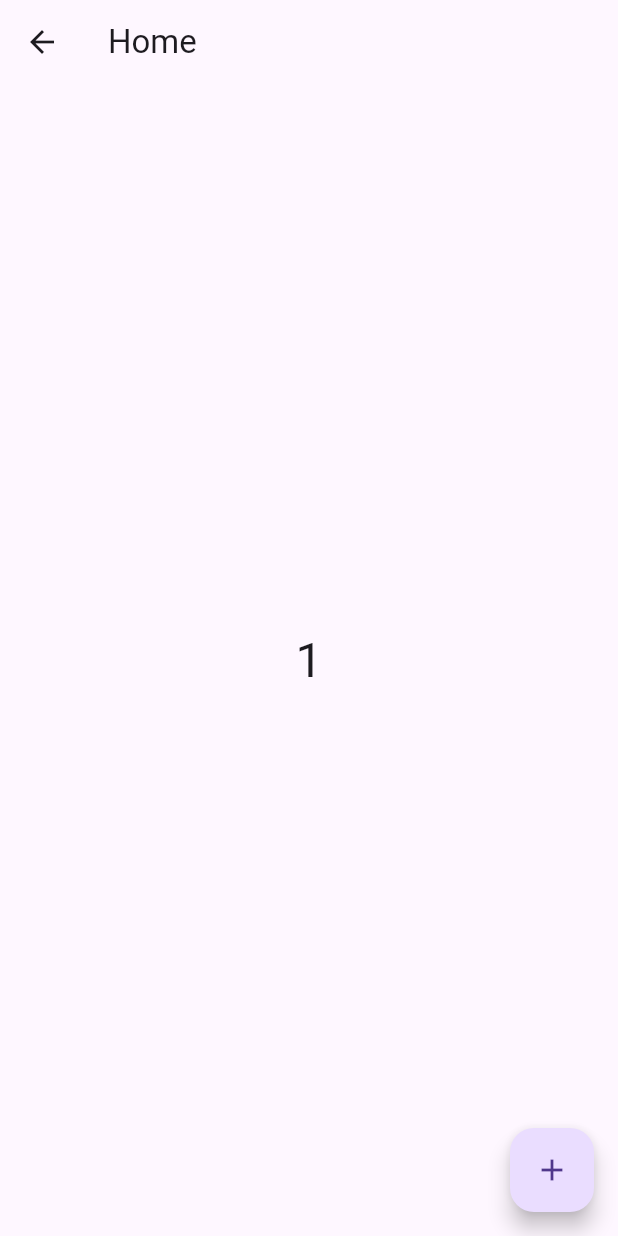
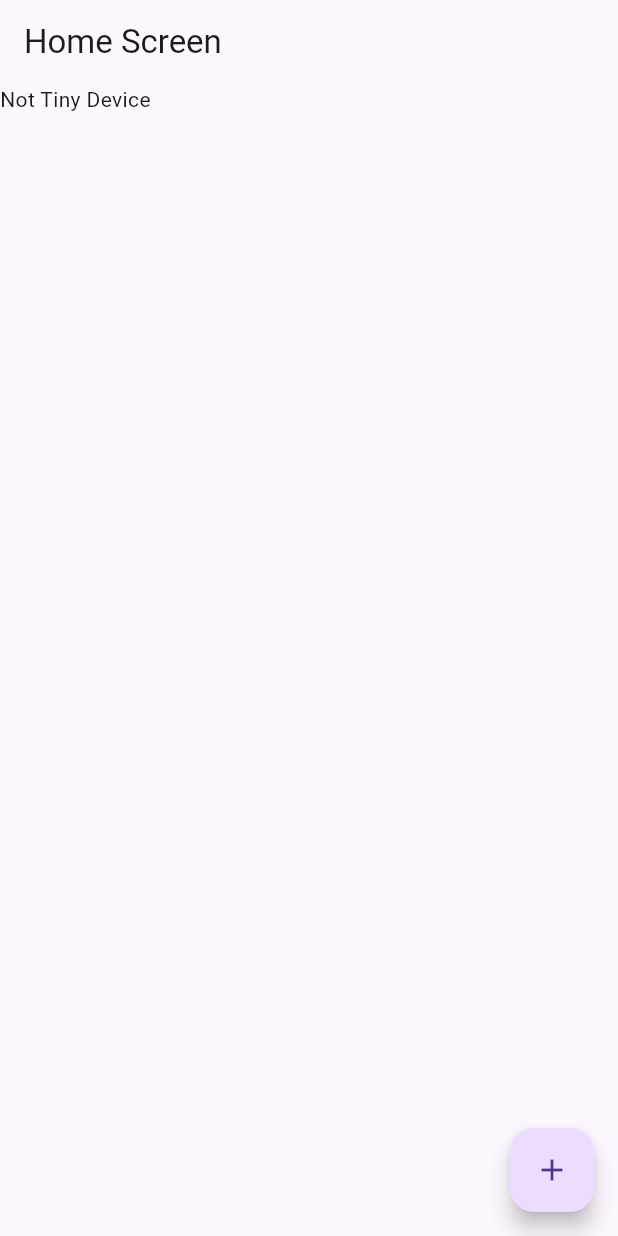
Before and after one commit to farhan-hasan/Flutter_Ostad, a Flutter app: the HomeScreen screen opened directly, after a tap on the "add" icon, on a phone screen of 412 x 824 dp. Run offline on Flutter 3.47's test engine with Material 3 defaults, Android fonts, the phone set to English and light mode, and no system bars.

Commit message:
Responsive Design, Media Query, Layout Builder, Orientation Builder

```diff
--- a/lib/main.dart
+++ b/lib/main.dart
@@ -1,6 +1,10 @@
 import 'package:flutter/material.dart';
 
-/// KISS - Keep It Simple, Stupid
+/// Orientation builder
+/// Layout Builder
+/// MediaQuery
+/// const uses on widgets
+/// package : flutter_screenutil, responsive_builder
 
 void main() {
   runApp(MyApp());
@@ -12,119 +16,90 @@ class MyApp extends StatelessWidget {
   @override
   Widget build(BuildContext context) {
     return MaterialApp(
-      home: SplashScreen(),
+      home: HomeScreen(),
     );
   }
 }
 
-/// Mutable
-/// Immutable
-
-// Widget - two types
-// Stateless - Immutable
-// Stateful - Mutable
-
-/// Stateful - two component
-/// Widget
-/// State
-
-class SplashScreen extends StatefulWidget {
-  const SplashScreen({super.key});
+class HomeScreen extends StatefulWidget {
+  const HomeScreen({super.key});
 
   @override
-  State<SplashScreen> createState() => _SplashScreenState();
+  State<HomeScreen> createState() => _HomeScreenState();
 }
 
-class _SplashScreenState extends State<SplashScreen> {
+class _HomeScreenState extends State<HomeScreen> {
+  int count = 0;
   @override
   Widget build(BuildContext context) {
+    print(MediaQuery.of(context).orientation);
+    print(MediaQuery.of(context).size);
+    print(MediaQuery.of(context).size.aspectRatio);
+    print(MediaQuery.of(context).size.longestSide);
+
+    print(MediaQuery.sizeOf(context));
+    print(MediaQuery.orientationOf(context));
+    print(MediaQuery.devicePixelRatioOf(context));
+
     return Scaffold(
-      body: Center(
-        child: ElevatedButton(
-          onPressed: () {
-            Navigator.push(
-              context,
-              MaterialPageRoute(
-                builder: (context) => HomeScreen(),
-              ),
-            );
-          },
-          child: Text('Go to Home'),
-        ),
+      appBar: AppBar(
+        title: const Text("Home Screen"),
+      ),
+      // body: const Column(
+      //   children: [
+      //     Scrollbar(
+      //       thickness : 3,
+      //       interactive : true,
+      //       child: SingleChildScrollView(
+      //         scrollDirection: Axis.horizontal,
+      //         child: Row(
+      //           children: [
+      //             Text("aaaaaaaaaaaaaaaaaaaaaaaaaaaa"),
+      //             Text("bbbbbbbbbbbbbbbb"),
+      //             Text("cccccccccccccccc")
+      //           ],
+      //         ),
+      //       ),
+      //     ),
+      //     Wrap(
+      //       alignment: WrapAlignment.center,
+      //       crossAxisAlignment: WrapCrossAlignment.center,
+      //       spacing: 10,
+      //       children: [
+      //         Text("aaaaaaaaaaaaaaaaaaaaaaaaaaaa"),
+      //         Text("bbbbbbbbbbbbbbbb"),
+      //         Text("cccccccccccccccccccccccccccccccccccccccccccc")
+      //       ],
+      //     ),
+      //     // OrientationBuilder(
+      //     //     builder: (context, ori) {
+      //     //       if(ori==Orientation.portrait) {
+      //     //         return Text("Portrait");
+      //     //       }
+      //     //       else {
+      //     //         return Text("Landscape");
+      //     //       }
+      //     //     },
+      //     // )
+      //   ],
+      // ),
+      body: LayoutBuilder(
+        builder: (context, constraints) {
+          if(constraints.maxWidth<300) {
+            return Text("Tiny Device");
+          }
+          else {
+            return Text("Not Tiny Device");
+          }
+        },
+      ),
+      floatingActionButton: FloatingActionButton(
+        onPressed: (){
+          count++;
+          setState(() {});
+        },
+        child: const Icon(Icons.add),
       ),
     );
   }
 }
-
-
-class HomeScreen extends StatefulWidget {
-
-  @override
-  State<StatefulWidget> createState() {
-    return _HomeScreenState();
-  }
-}
-
-class _HomeScreenState extends State<HomeScreen> {
-
-  @override
-  void initState() {
-    super.initState();
-    print('init State');
-    /// on start a screen
-    /// 1
-  }
-
-  @override
-  void didChangeDependencies() {
-    print('didChangeDependencies');
-    ///2
-    super.didChangeDependencies();
-  }
-
-  @override
-  void didUpdateWidget(covariant HomeScreen oldWidget) {
-    /// 4
-    print('onUpdateWidget');
-    super.didUpdateWidget(oldWidget);
-  }
-
-  int count = 0;
-
-  @override
-  Widget build(BuildContext context) {
-    /// 3
-    print('build');
-    return Scaffold(
-      appBar: AppBar(
-        title: Text('Home'),
-      ),
-      body: Center(
-        child: Text(count.toString(), style: TextStyle(
-          fontSize: 32,
-        ),),
-      ),
-      floatingActionButton: FloatingActionButton(
-        onPressed: () {
-          count = count + 1;
-          print(count);
-
-          setState(() {});
-        },
-        child: Icon(Icons.add),
-      ),
-    );
-  }
-
-  @override
-  void deactivate() {
-    super.deactivate();
-    print('deactived');
-  }
-
-  @override
-  void dispose() {
-    print('dispose');
-    super.dispose();
-  }
-}
```
